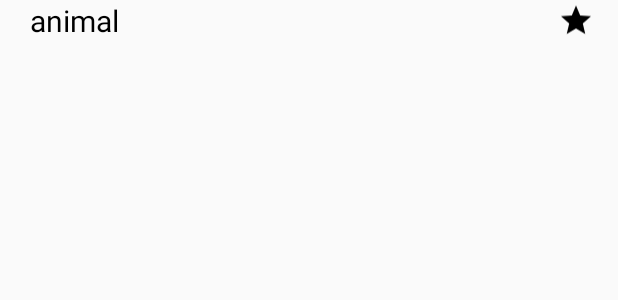
After one commit to FaKiieZ/FindYourWay, an Android app: the layout list_item.xml on its own in the app's theme, with its tools: preview values and no code run, on a phone screen of 412 x 824 dp. The commit adds this screen. Shown: the top 300 px of the screen. Run offline under Robolectric (Android 15) with nearby library versions, the phone set to English and light mode, and no system bars.

Commit message:
Some shit

```diff
--- a/app/build.gradle
+++ b/app/build.gradle
@@ -32,4 +32,6 @@ dependencies {
     implementation 'com.android.support:appcompat-v7:27.1.1'
     implementation 'com.android.support:design:27.1.1'
     implementation 'com.google.android.gms:play-services-location:7.0.0'
+    implementation 'com.android.support.constraint:constraint-layout:1.0.2'
+
 }
--- a/app/src/main/java/ch/bbcag/findyourway/model/Location.java
+++ b/app/src/main/java/ch/bbcag/findyourway/model/Location.java
@@ -68,4 +68,9 @@ public class Location {
     public void setConnections(List<Connection> connections) {
         Connections = connections;
     }
+
+    public String toString(){
+        return Name;
+    }
+
 }
--- /dev/null
+++ b/app/src/main/res/layout/list_item.xml
@@ -0,0 +1,36 @@
+<?xml version="1.0" encoding="utf-8"?>
+<android.support.constraint.ConstraintLayout xmlns:android="http://schemas.android.com/apk/res/android"
+    xmlns:app="http://schemas.android.com/apk/res-auto"
+    xmlns:tools="http://schemas.android.com/tools"
+    android:layout_width="match_parent"
+    android:layout_height="match_parent"
+    android:orientation="vertical">
+
+    <android.support.constraint.ConstraintLayout
+        android:layout_width="match_parent"
+        android:layout_height="27dp"
+        android:minHeight="47dp"
+        android:orientation="horizontal">
+
+
+        <TextView
+            android:id="@+id/name"
+            android:layout_width="wrap_content"
+            android:layout_height="wrap_content"
+            android:layout_marginLeft="20dp"
+            android:text="animal"
+            android:textAppearance="?android:attr/textAppearanceMedium"
+            android:textColor="#000"
+            android:textSize="20sp"
+            app:layout_constraintStart_toStartOf="parent" />
+
+        <ImageView
+            android:layout_width="wrap_content"
+            android:layout_height="match_parent"
+            android:layout_marginEnd="16dp"
+            android:src="@drawable/ic_star_black_24dp"
+            app:layout_constraintEnd_toEndOf="parent"
+            tools:layout_editor_absoluteY="1dp" />
+
+    </android.support.constraint.ConstraintLayout>
+</android.support.constraint.ConstraintLayout>
--- a/build.gradle
+++ b/build.gradle
@@ -5,6 +5,10 @@ buildscript {
     repositories {
         google()
         jcenter()
+        maven {
+            url 'https://maven.google.com'
+        }
+
     }
     dependencies {
         classpath 'com.android.tools.build:gradle:3.1.2'
```
Also changed, not shown: app/src/main/java/ch/bbcag/findyourway/views/TabFavouriteFragment.java (+14 -2 lines).
